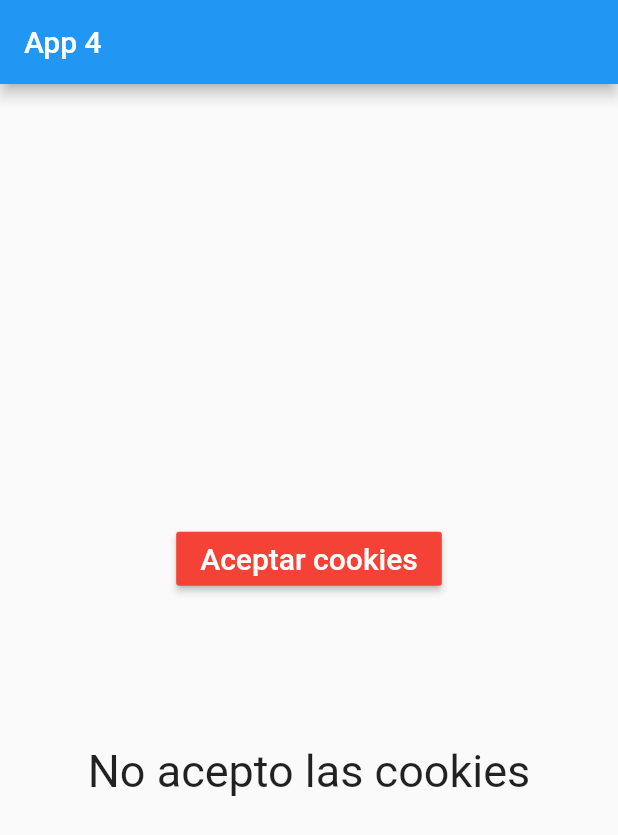
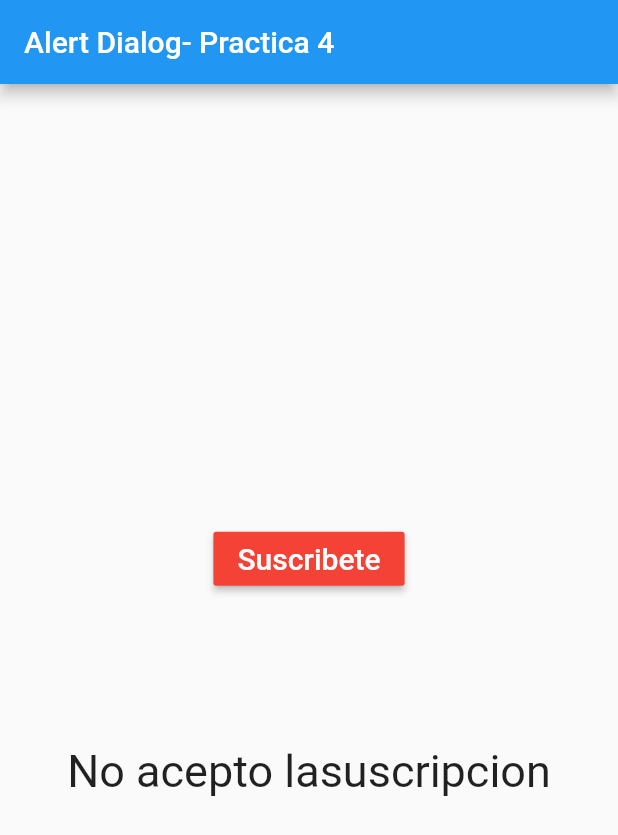
Before and after one commit to yaya-15/practicas_flutter, a Flutter app: the screen it shows after launch, on a phone screen of 412 x 824 dp. Shown: the top 835 px of the screen. Run offline on Flutter 3.47's test engine with Material 2 defaults, Android fonts, the phone set to English and light mode, and no system bars.

Commit message:
Alerta-Suscripcion

```diff
--- a/flutter_application4/lib/main.dart
+++ b/flutter_application4/lib/main.dart
@@ -20,13 +20,13 @@ class Inicio extends StatefulWidget {
 }
 
 class _InicioState extends State<Inicio> {
-  //Es para
-  bool _AcepCookies = false;
+  //Es para saber que se muestra en pantalla, en este caso "No acepto las cookies"
+  bool _AcepSuscripcion = false;
   @override
   Widget build(BuildContext context) {
     return Scaffold(
       appBar: AppBar(
-        title: Text('App 4'),
+        title: Text('Alert Dialog- Practica 4'),
       ),
       body: Center(
         child: Column(
@@ -36,7 +36,7 @@ class _InicioState extends State<Inicio> {
               color: Colors.red,
               textColor: Colors.white,
               child: Text(
-                'Aceptar cookies',
+                _AcepSuscripcion ? "Cancelar suscripcion" : 'Suscribete',
                 style: TextStyle(fontSize: 20),
               ),
               onPressed: () {
@@ -49,7 +49,9 @@ class _InicioState extends State<Inicio> {
             ),
             Text(
               // Es una condicion ternaria
-              _AcepCookies ? "Acepto los cookies" : "No acepto las cookies",
+              _AcepSuscripcion
+                  ? "Acepto la suscripcion"
+                  : "No acepto lasuscripcion",
               style: TextStyle(
                 fontSize: 30,
               ),
@@ -67,29 +69,31 @@ class _InicioState extends State<Inicio> {
       context: context,
       builder: (BuildContext context) => AlertDialog(
         title: Text('COOKIES'),
-        content: Text('¿Estas de acurdo en aceptas los cookies?'),
+        content: Text(_AcepSuscripcion
+            ? "¿Estas seguro de cancelar la suscripcion?"
+            : '¿Estas seguro que quieres suscribirte?'),
         actions: [
           TextButton(
               onPressed: () {
                 print('No');
                 //setState => Hace el cambio de estado de la pantalla o cambia la pantalla
                 setState(() {
-                  _AcepCookies = false;
+                  _AcepSuscripcion = false;
                 });
                 //Navigator.pop() => Es para poder quitar la capa/dialigo y regresar a la de abajo
                 Navigator.pop(context);
               },
-              child: Text('No')),
+              child: Text(_AcepSuscripcion ? "Aceptar" : 'Cancelar')),
           TextButton(
               onPressed: () {
                 print('Si');
                 setState(() {
-                  _AcepCookies = true;
+                  _AcepSuscripcion = true;
                 });
                 //Navigator.pop() => Es para poder quitar la capa/dialigo y regresar a la de abajo
                 Navigator.pop(context);
               },
-              child: Text('Si'))
+              child: Text(_AcepSuscripcion ? "Cancelar" : 'Aceptar'))
         ],
       ),
     );
```
